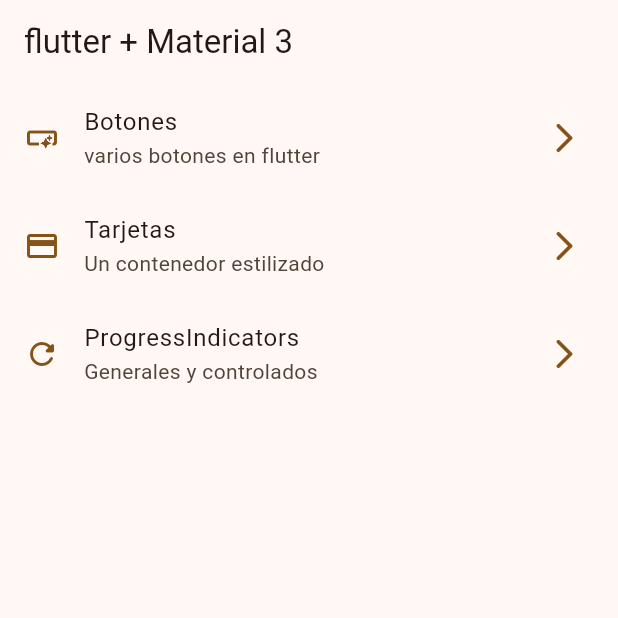
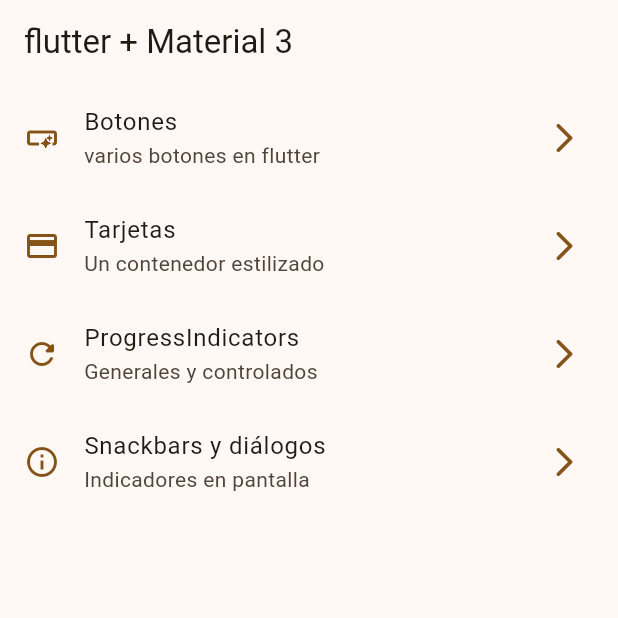
Before and after one commit to MontseCanedo/Desarrollo_Movil, a Flutter app: the screen it shows after launch, on a phone screen of 412 x 824 dp, the top half of it. Run offline on Flutter 3.47's test engine with Material 3 defaults, Android fonts, the phone set to English and light mode, and no system bars; our stand-ins replace go_router.

Commit message:
snackbar p1

```diff
--- a/widgets_app/lib/config/menu/menu_items.dart
+++ b/widgets_app/lib/config/menu/menu_items.dart
@@ -30,4 +30,9 @@
       subtitle: 'Generales y controlados',
       link: '/progress',
       icon: Icons.refresh_rounded),
+  MenuItems(
+      title: 'Snackbars y diálogos',
+      subtitle: 'Indicadores en pantalla',
+      link: '/snackbars',
+      icon: Icons.info_outline),
 ];
--- a/widgets_app/lib/config/router/app_router.dart
+++ b/widgets_app/lib/config/router/app_router.dart
@@ -21,5 +21,10 @@
     path: '/progress',
     name: ProgressScreen.name,
     builder: (context, state) => const ProgressScreen(),
+  ),
+  GoRoute(
+    path: '/snackbars',
+    name: SnackbarScreen.name,
+    builder: (context, state) => const SnackbarScreen(),
   )
 ]);
```
Also changed, not shown: widgets_app/lib/presentation/screens/snackbar/snackbar_screen.dart (+10 -1 lines).
